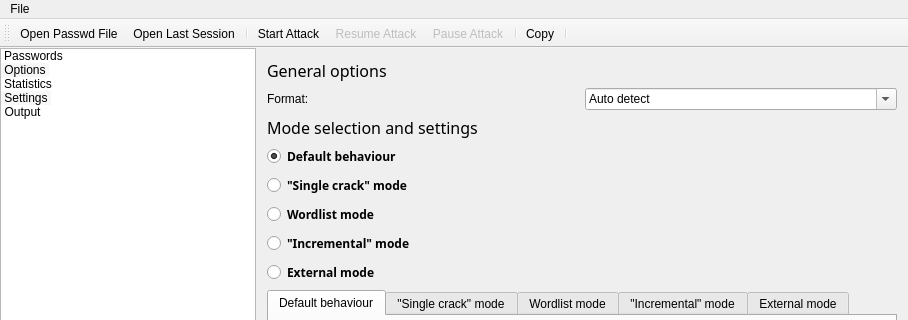
openwall/johnny, file mainwindow.ui: the form before one commit; both pictures show x 0 to 908 and y 0 to 320 of the 908 by 993 pixel window.
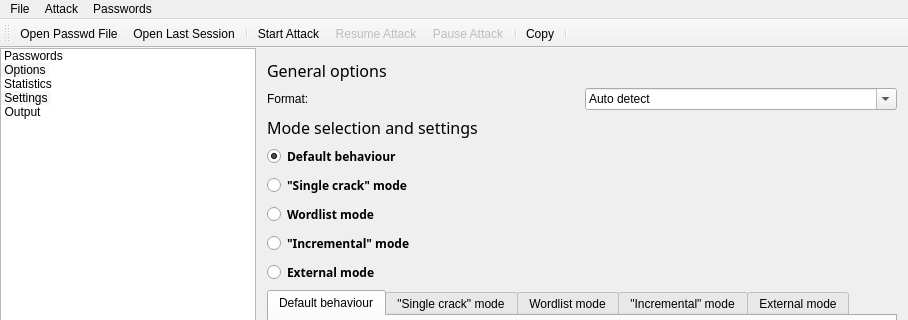
The form after the commit. Icons and pictures are not drawn.

Commit message: added menus for attack and copying, copying is disabled when not on passwords page

What changed in the file:
```diff
--- a/mainwindow.ui
+++ b/mainwindow.ui
@@ -1259,6 +1259,20 @@
 <!--    <addaction name="actionSave"/>-->
 <!--    <addaction name="actionQuit"/>-->
    </widget>
+   <widget class="QMenu" name="menuAttack">
+    <property name="title">
+     <string>Attack</string>
+    </property>
+    <addaction name="actionStart_Attack"/>
+    <addaction name="actionResume_Attack"/>
+    <addaction name="actionPause_Attack"/>
+   </widget>
+   <widget class="QMenu" name="menuPasswords">
+    <property name="title">
+     <string>Passwords</string>
+    </property>
+    <addaction name="actionCopyToClipboard"/>
+   </widget>
    <widget class="QMenu" name="menuOptions">
     <property name="title">
      <string>Options</string>
@@ -1282,6 +1296,8 @@
 <!--    <addaction name="actionSave_2"/>-->
 <!--   </widget>-->
    <addaction name="menuFile"/>
+   <addaction name="menuAttack"/>
+   <addaction name="menuPasswords"/>
 <!--   <addaction name="menuSessions"/>-->
 <!--   <addaction name="menuOptions"/>-->
 <!--   <addaction name="menuHelp"/>-->
```
The commit also changes 1 other file.
